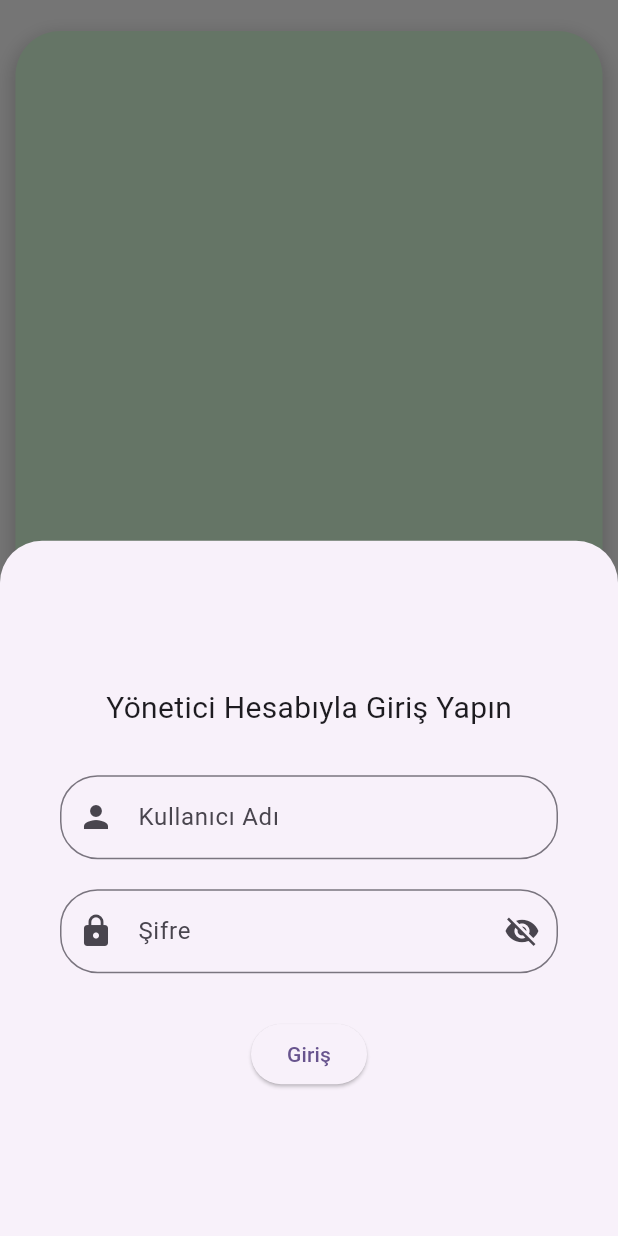
After one commit to mall-e/Yazlab, a Flutter app: the screen it shows after launch, after a tap on "Yönetici", on a phone screen of 412 x 824 dp. The commit adds this screen. Run offline on Flutter 3.47's test engine with Material 2 defaults, Android fonts, the phone set to English and light mode, and no system bars; missing offline and left inert: postgres; statements that could not run were skipped.

Commit message:
login screen complated

```diff
--- /dev/null
+++ b/lib/loginscreen.dart
@@ -0,0 +1,257 @@
+import 'package:flutter/material.dart';
+import 'package:yazlab/sqloperations.dart';
+import 'package:yazlab/studentscreen.dart';
+
+class SelectionScreen extends StatefulWidget {
+  const SelectionScreen({Key? key}) : super(key: key);
+
+  @override
+  _SelectionScreenState createState() => _SelectionScreenState();
+}
+
+class _SelectionScreenState extends State<SelectionScreen> {
+  @override
+  Widget build(BuildContext context) {
+    return Scaffold(
+      backgroundColor: Colors.white,
+      body: Center(
+        child: Container(
+          width: MediaQuery.of(context).size.width * 0.95,
+          height: MediaQuery.of(context).size.height * 0.95,
+          decoration: BoxDecoration(
+            color: Color.fromARGB(255, 221, 255, 222),
+            borderRadius: BorderRadius.circular(30.0),
+            boxShadow: [
+              BoxShadow(
+                color: Colors.black.withOpacity(0.2), // Gölgenin rengi
+                spreadRadius: 1, // Gölgenin genişlemesi
+                blurRadius: 10, // Gölgenin ne kadar bulanık olacağı
+                offset: Offset(0, 5), // Gölgenin pozisyonu
+              ),
+            ],
+          ),
+          child: Row(
+            mainAxisAlignment: MainAxisAlignment.spaceAround,
+            children: [
+              AnimatedButton(title: "Yönetici"),
+              AnimatedButton(title: "Hoca"),
+              AnimatedButton(title: "Öğrenci"),
+            ],
+          ),
+        ),
+      ),
+    );
+  }
+}
+
+class AnimatedButton extends StatefulWidget {
+  final String title;
+
+  AnimatedButton({required this.title});
+
+  @override
+  _AnimatedButtonState createState() => _AnimatedButtonState();
+}
+
+class _AnimatedButtonState extends State<AnimatedButton> {
+  double _width = 0.2;
+  double _height = 0.1;
+
+  @override
+  Widget build(BuildContext context) {
+    return GestureDetector(
+      onTap: () {
+        _showBottomSheet(context);
+      },
+      onTapDown: (details) {
+        // Tıklanma anında küçültme
+        setState(() {
+          _width = 0.18;
+          _height = 0.09;
+        });
+      },
+      onTapUp: (details) {
+        // Tıklanma bırakıldığında büyütme
+        setState(() {
+          _width = 0.2;
+          _height = 0.1;
+        });
+      },
+      onTapCancel: () {
+        // Tıklama iptal edildiğinde büyütme
+        setState(() {
+          _width = 0.2;
+          _height = 0.1;
+        });
+      },
+      child: AnimatedContainer(
+        alignment: Alignment.center,
+        width: MediaQuery.of(context).size.width * _width,
+        height: MediaQuery.of(context).size.height * _height,
+        duration: Duration(milliseconds: 100),
+        curve: Curves.easeInOut,
+        decoration: BoxDecoration(
+          color: const Color.fromARGB(255, 93, 179, 96),
+          borderRadius: BorderRadius.circular(30.0),
+          boxShadow: [
+            BoxShadow(
+              color: Colors.black.withOpacity(0.2),
+              spreadRadius: 1,
+              blurRadius: 10,
+              offset: Offset(0, 5),
+            ),
+          ],
+        ),
+        child: Text(
+          widget.title,
+          style: TextStyle(fontSize: 17.0),
+        ),
+      ),
+    );
+  }
+
+  void _showBottomSheet(BuildContext context) {
+    showModalBottomSheet(
+        context: context,
+        builder: (BuildContext bc) {
+          return CustomBottomSheet(title: widget.title);
+        });
+  }
+}
+
+class CustomBottomSheet extends StatefulWidget {
+  final String title;
+
+  CustomBottomSheet({required this.title});
+
+  @override
+  _CustomBottomSheetState createState() => _CustomBottomSheetState();
+}
+
+class _CustomBottomSheetState extends State<CustomBottomSheet> {
+  TextEditingController username = TextEditingController();
+  TextEditingController password = TextEditingController();
+  bool _isHidden = true;
+  bool _loginCheck = true;
+
+  void _toggleVisibility() {
+    setState(() {
+      _isHidden = !_isHidden;
+    });
+  }
+
+  Future<bool> login(String username, String password) async {
+    bool isAuthenticated = false;
+    List tables = ["yonetici", "hoca", "ogrenciler"];
+    switch (widget.title) {
+      case "Öğrenci":
+        isAuthenticated = await checkCredentials(username, password, tables[2]);
+        break;
+      case "Hoca":
+        isAuthenticated = await checkCredentials(username, password, tables[1]);
+      case "Yönetici":
+        isAuthenticated = await checkCredentials(username, password, tables[0]);
+      default:
+    }
+    if (isAuthenticated) {
+      print("Giriş Başarılı");
+      return true;
+    } else {
+      print("Giriş Başarısız");
+      return false;
+    }
+  }
+
+  @override
+  Widget build(BuildContext context) {
+    return Center(
+      child: Padding(
+        padding: const EdgeInsets.symmetric(horizontal: 40.0),
+        child: Column(
+          crossAxisAlignment: CrossAxisAlignment.center,
+          mainAxisAlignment: MainAxisAlignment.center,
+          children: [
+            Padding(
+              padding: const EdgeInsets.only(bottom: 30.0),
+              child: Center(
+                  child: Text(
+                "${widget.title} Hesabıyla Giriş Yapın",
+                style: TextStyle(fontSize: 20.0),
+              )),
+            ),
+            TextField(
+              controller: username,
+              decoration: InputDecoration(
+                labelText: "Kullanıcı Adı",
+                labelStyle: TextStyle(fontSize: 16),
+                border: OutlineInputBorder(
+                  borderRadius: BorderRadius.circular(25.0),
+                ),
+                focusedBorder: OutlineInputBorder(
+                  borderSide: BorderSide(color: Colors.blue, width: 2.0),
+                  borderRadius: BorderRadius.circular(25.0),
+                ),
+                prefixIcon: Icon(Icons.person),
+              ),
+            ),
+            SizedBox(height: 20.0),
+            TextField(
+              controller: password,
+              obscureText: _isHidden,
+              decoration: InputDecoration(
+                labelText: "Şifre",
+                labelStyle: TextStyle(fontSize: 16),
+                border: OutlineInputBorder(
+                  borderRadius: BorderRadius.circular(25.0),
+                ),
+                focusedBorder: OutlineInputBorder(
+                  borderSide: BorderSide(color: Colors.green, width: 2.0),
+                  borderRadius: BorderRadius.circular(25.0),
+                ),
+                prefixIcon: Icon(Icons.lock),
+                suffixIcon: IconButton(
+                  onPressed: _toggleVisibility,
+                  icon: _isHidden
+                      ? Icon(Icons.visibility_off)
+                      : Icon(Icons.visibility),
+                ),
+              ),
+            ),
+            !_loginCheck
+                ? Padding(
+                    padding: const EdgeInsets.only(top: 8.0),
+                    child: Text(
+                      "Girdiğiniz bilgilere ait kullanıcı bulunamadı!",
+                      style: TextStyle(color: Colors.red),
+                    ),
+                  )
+                : SizedBox(),
+            Padding(
+              padding: const EdgeInsets.only(top: 30.0),
+              child: ElevatedButton(
+                onPressed: () async {
+                  bool isloggedin = false;
+                  isloggedin = await login(username.text, password.text);
+                  if (isloggedin && widget.title == "Öğrenci") {
+                    Navigator.push(
+                        context,
+                        MaterialPageRoute(
+                            builder: (context) => StudentScreen()));
+                    setState(() {
+                      _loginCheck = true;
+                    });
+                  } else {
+                    setState(() {
+                      _loginCheck = false;
+                    });
+                  }
+                },
+                child: Text("Giriş"),
+              ),
+            )
+          ],
+        ),
+      ),
+    );
+  }
+}
```
Also changed, not shown: lib/main.dart (+11 -118 lines), lib/sqloperations.dart (added, +29 -0 lines), lib/studentscreen.dart (added, +25 -0 lines).
